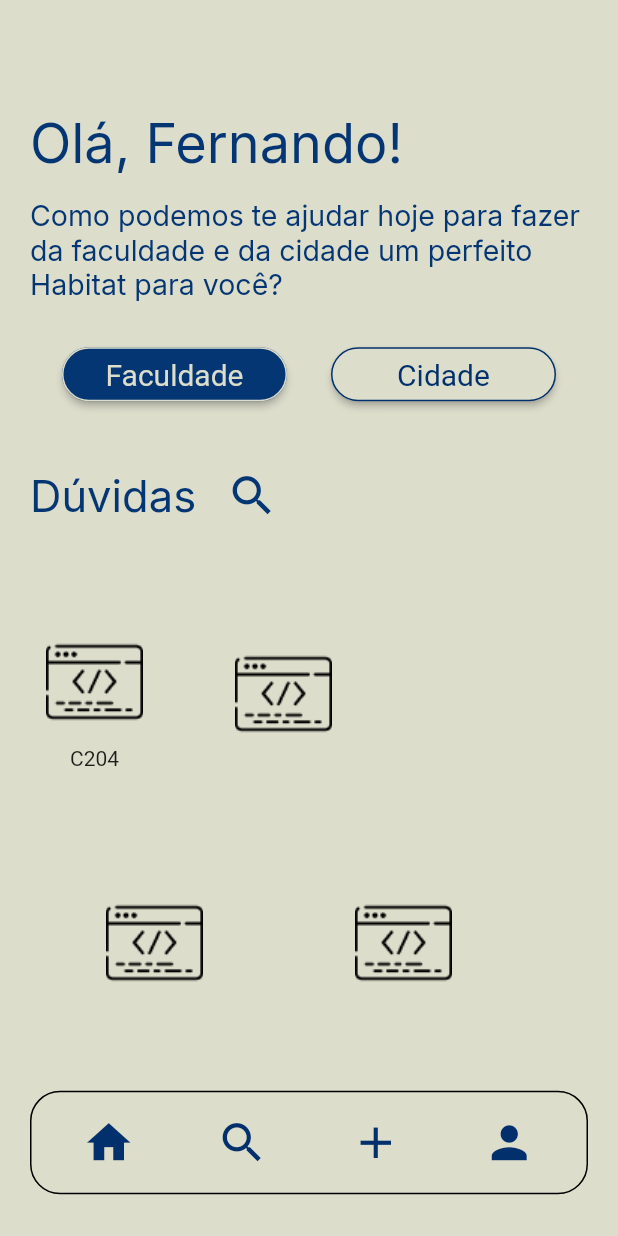
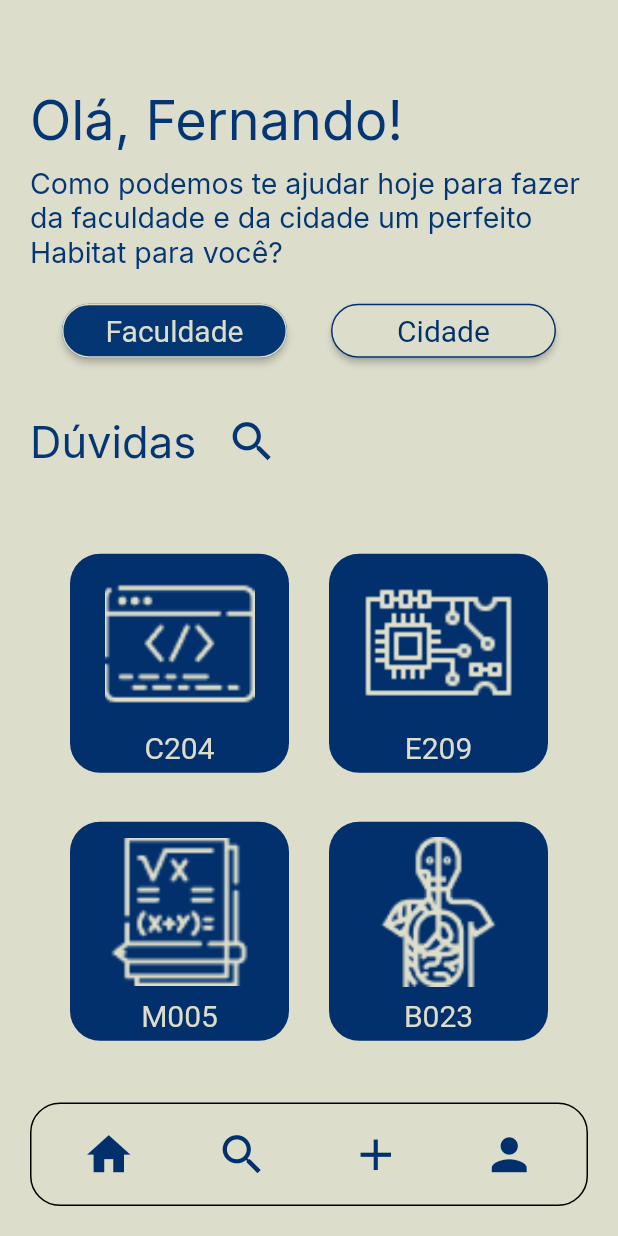
Before and after one commit to dju4mota/Habitat, a Flutter app: the screen it shows once a user with an empty profile is signed in, on a phone screen of 412 x 824 dp. Run offline on Flutter 3.47's test engine with Material 2 defaults, Android fonts, the phone set to English and light mode, and no system bars; our stand-ins replace carousel_slider, firebase_auth, firebase_core; accounts and stored records are empty.

Commit message:
adicionando imagens e bloco de botões

```diff
--- a/habitat/lib/src/view/HomeView.dart
+++ b/habitat/lib/src/view/HomeView.dart
@@ -3,6 +3,7 @@ import 'package:flutter/material.dart';
 import 'package:habitat/src/backend/AuthService.dart';
 import 'package:habitat/src/widgets/ButtonElipse.dart';
 import 'package:habitat/src/widgets/FooterMenu.dart';
+import 'package:habitat/src/widgets/ImageButton.dart';
 import 'package:provider/provider.dart';
 
 import '../widgets/Carrossel.dart';
@@ -20,7 +21,7 @@ class _HomeViewState extends State<HomeView> {
       body: Padding(
         padding: const EdgeInsets.all(20.0),
         child: Column(
-          mainAxisAlignment: MainAxisAlignment.spaceAround,
+          mainAxisAlignment: MainAxisAlignment.spaceBetween,
           children: [
             const SizedBox(
               // não sei se funciona para todo celular
@@ -68,7 +69,7 @@ class _HomeViewState extends State<HomeView> {
             Row(
               mainAxisAlignment: MainAxisAlignment.start,
               children: [
-                Text(
+                const Text(
                   "Dúvidas",
                   style: TextStyle(
                     fontSize: 29,
@@ -79,7 +80,7 @@ class _HomeViewState extends State<HomeView> {
                 ),
                 CupertinoButton(
                   onPressed: () => {},
-                  child: Icon(
+                  child: const Icon(
                     Icons.search,
                     color: Color.fromARGB(255, 5, 54, 116),
                     size: 35,
@@ -89,38 +90,24 @@ class _HomeViewState extends State<HomeView> {
             ),
             // carrossel com imagens
             Container(
+              height: 390,
               child: Column(
+                mainAxisAlignment: MainAxisAlignment.spaceEvenly,
                 children: [
-                  Row(children: [
-                    Column(
-                      // mainAxisAlignment: MainAxisAlignment.spaceAround,
+                  Row(
+                      mainAxisAlignment: MainAxisAlignment.spaceEvenly,
                       children: [
-                        IconButton(
-                          onPressed: () => {},
-                          icon: Image.asset(
-                            "assets/programming1.png",
-                            height: 250,
-                          ),
-                          iconSize: 70,
-                        ),
-                        const Text("C204"),
-                      ],
-                    ),
-                    IconButton(
-                        onPressed: () => {},
-                        icon: Image.asset("assets/programming1.png"),
-                        iconSize: 150)
-                  ]),
-                  Row(children: [
-                    IconButton(
-                        onPressed: () => {},
-                        icon: Image.asset("assets/programming1.png"),
-                        iconSize: 150),
-                    IconButton(
-                        onPressed: () => {},
-                        icon: Image.asset("assets/programming1.png"),
-                        iconSize: 150)
-                  ]),
+                        ImageButton(
+                            "assets/programming2.png", () => {}, "C204"),
+                        ImageButton(
+                            "assets/circuit-board2.png", () => {}, "E209"),
+                      ]),
+                  Row(
+                      mainAxisAlignment: MainAxisAlignment.spaceEvenly,
+                      children: [
+                        ImageButton("assets/maths2.png", () => {}, "M005"),
+                        ImageButton("assets/anatomia2.png", () => {}, "B023"),
+                      ]),
                 ],
               ),
             ),
--- a/habitat/lib/src/widgets/FooterMenu.dart
+++ b/habitat/lib/src/widgets/FooterMenu.dart
@@ -24,19 +24,27 @@ class FooterMenu extends StatelessWidget {
         children: [
           // 4 buttons
           CupertinoButton(
-            onPressed: () => {},
+            onPressed: () {
+              this.routeHome();
+            },
             child: Icon(Icons.home, color: corBotao, size: 35),
           ),
           CupertinoButton(
-            onPressed: () => {},
+            onPressed: () {
+              this.routeSearch();
+            },
             child: Icon(Icons.search, color: corBotao, size: 35),
           ),
           CupertinoButton(
-            onPressed: () => {},
+            onPressed: () {
+              this.routeAdd();
+            },
             child: Icon(Icons.add, color: corBotao, size: 35),
           ),
           CupertinoButton(
-            onPressed: () => {},
+            onPressed: () {
+              this.routePerson();
+            },
             child: Icon(Icons.person, color: corBotao, size: 35),
           ),
         ],
--- /dev/null
+++ b/habitat/lib/src/widgets/ImageButton.dart
@@ -0,0 +1,42 @@
+import 'package:flutter/material.dart';
+import 'package:flutter/src/foundation/key.dart';
+import 'package:flutter/src/widgets/framework.dart';
+
+class ImageButton extends StatelessWidget {
+  String image;
+  Function onPressed;
+  String label;
+  ImageButton(this.image, this.onPressed, this.label);
+
+  @override
+  Widget build(BuildContext context) {
+    return Container(
+      padding: EdgeInsets.fromLTRB(15.0, 2.0, 15.0, 5.0),
+      decoration: BoxDecoration(
+        color: Color.fromARGB(255, 1, 48, 108),
+        borderRadius: BorderRadius.circular(20),
+      ),
+      child: Column(
+        children: [
+          IconButton(
+            onPressed: () {
+              onPressed();
+            },
+            icon: Image.asset(
+              image,
+              scale: 0.2,
+            ),
+            iconSize: 100,
+          ),
+          Text(
+            label,
+            style: const TextStyle(
+              fontSize: 20,
+              color: Color.fromARGB(255, 220, 221, 203),
+            ),
+          ),
+        ],
+      ),
+    );
+  }
+}
```
Also changed, not shown: habitat/assets/anatomia2.png (added), habitat/assets/circuit-board2.png (added), habitat/assets/maths2.png (added), habitat/assets/programming1.png (deleted), habitat/assets/programming2.png (added).
